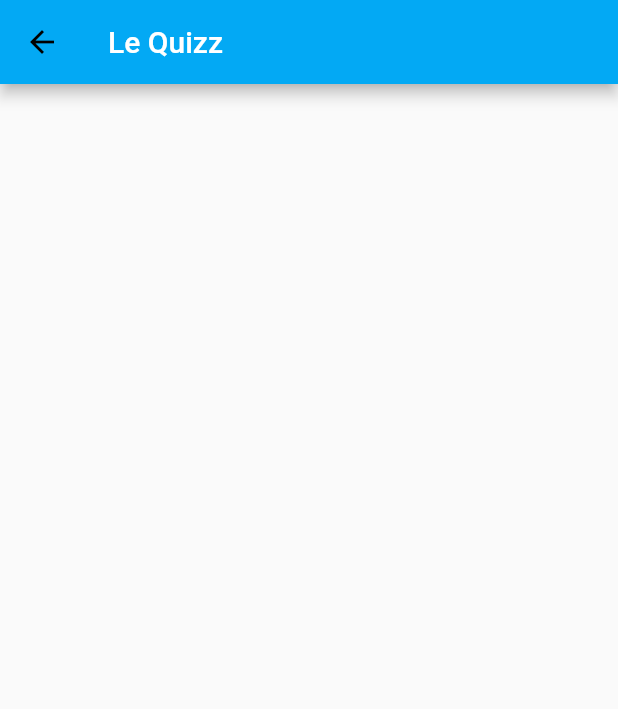
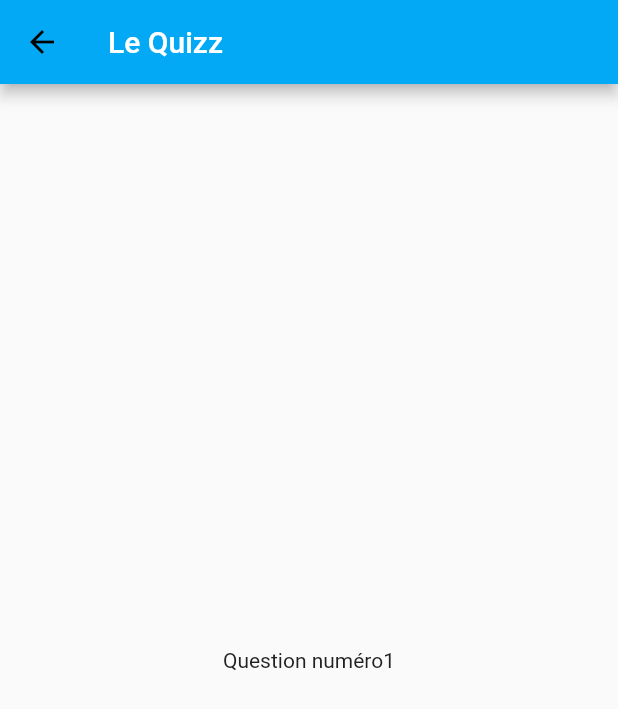
Before and after one commit to Algorithme123/Flutter-Quizz-App, a Flutter app: the PageQuizz screen opened directly, on a phone screen of 412 x 824 dp. Shown: the top 709 px of the screen. Run offline on Flutter 3.47's test engine with Material 2 defaults, Android fonts, the light colour scheme and no system bars.

Commit message:
Ajout de la classe question.dart. creation de la liste des questions

```diff
--- /dev/null
+++ b/lib/models/question.dart
@@ -0,0 +1,8 @@
+class Question {
+  String question;
+  bool reponse;
+  String explication;
+  String imagePath;
+
+  Question(this.question, this.reponse, this.explication, this.imagePath) {}
+}
--- a/lib/widgets/page_quizz.dart
+++ b/lib/widgets/page_quizz.dart
@@ -1,4 +1,5 @@
 import 'package:flutter/material.dart';
+import 'package:quiz/models/question.dart';
 import 'package:quiz/widgets/custom_text.dart';
 
 class PageQuizz extends StatefulWidget {
@@ -9,13 +10,45 @@ class PageQuizz extends StatefulWidget {
 }
 
 class _PageQuizzState extends State<PageQuizz> {
+
+  late Question question;
+
+
+  List<Question> listeQuestions = [
+    Question('La devise de la Belgique est l\'union fait la force', true, '', 'belgique.JPG'),
+    Question('La lune va finir par tomber sur terre à cause de la gravité', false, 'Au contraire la lune s\'éloigne', 'lune.jpg'),
+    Question('La Russie est plus grande en superficie que Pluton', true, '', 'russie.jpg'),
+    Question('Nyctalope est une race naine d\'antilope', false, 'C’est une aptitude à voir dans le noir', 'nyctalope.jpg'),
+    Question('Le Commodore 64 est l\’oridnateur de bureau le plus vendu', true, '', 'commodore.jpg'),
+    Question('Le nom du drapeau des pirates es black skull', false, 'Il est appelé Jolly Roger', 'pirate.png'),
+    Question('Haddock est le nom du chien Tintin', false, 'C\'est Milou', 'tintin.jpg'),
+    Question('La barbe des pharaons était fausse', true, 'A l\'époque déjà ils utilisaient des postiches', 'pharaon.jpg'),
+    Question('Au Québec tire toi une bûche veut dire viens viens t\'asseoir', true, 'La bûche, fameuse chaise de bucheron', 'buche.jpg'),
+    Question('Le module lunaire Eagle de possédait de 4Ko de Ram', true, 'Dire que je me plains avec mes 8GO de ram sur mon mac', 'eagle.jpg'),
+  ];
+  int index =0;
+  int score = 0;
+
+
   @override
+  void initState(){
+    super.initState();
+    question=listeQuestions[index];
+  }
   Widget build(BuildContext context) {
     return Scaffold(
       appBar: AppBar(
         title: CustomText("Le Quizz"),
       ),
-      body: Center(),
+      body: Center(
+        child: Column(
+          mainAxisAlignment: MainAxisAlignment.spaceEvenly,
+          children: [
+            CustomText("Question numéro${index +1 }", color: Colors.grey[900],),
+          ],
+        ),
+
+      ),
     );
   }
 }
```
